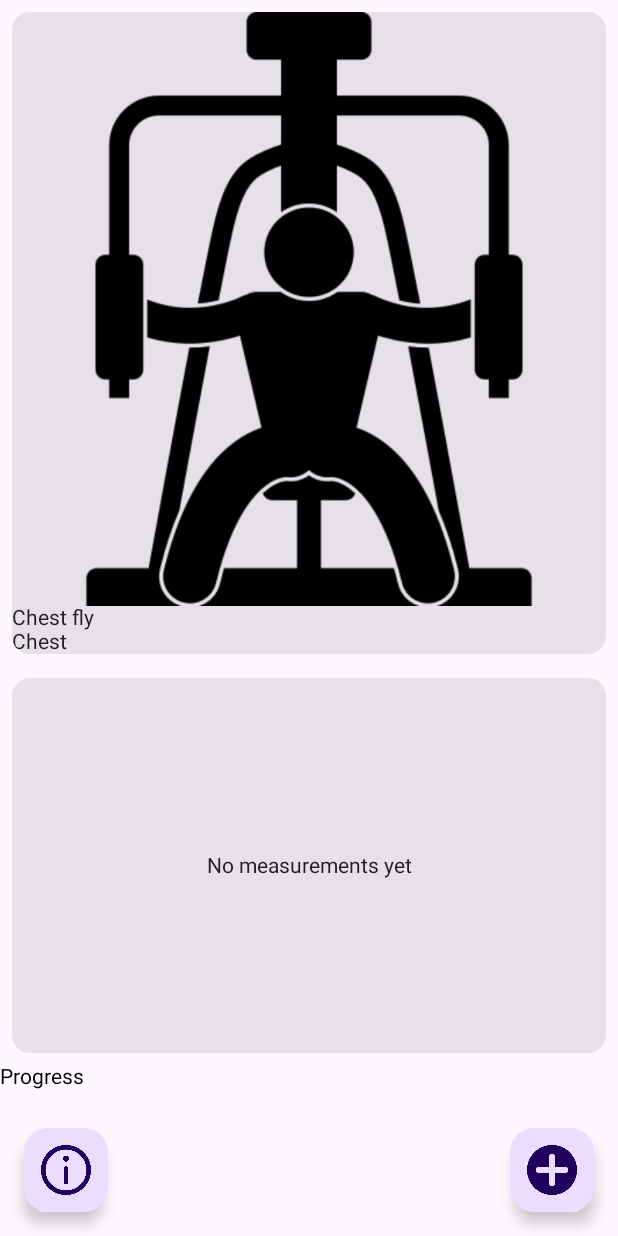
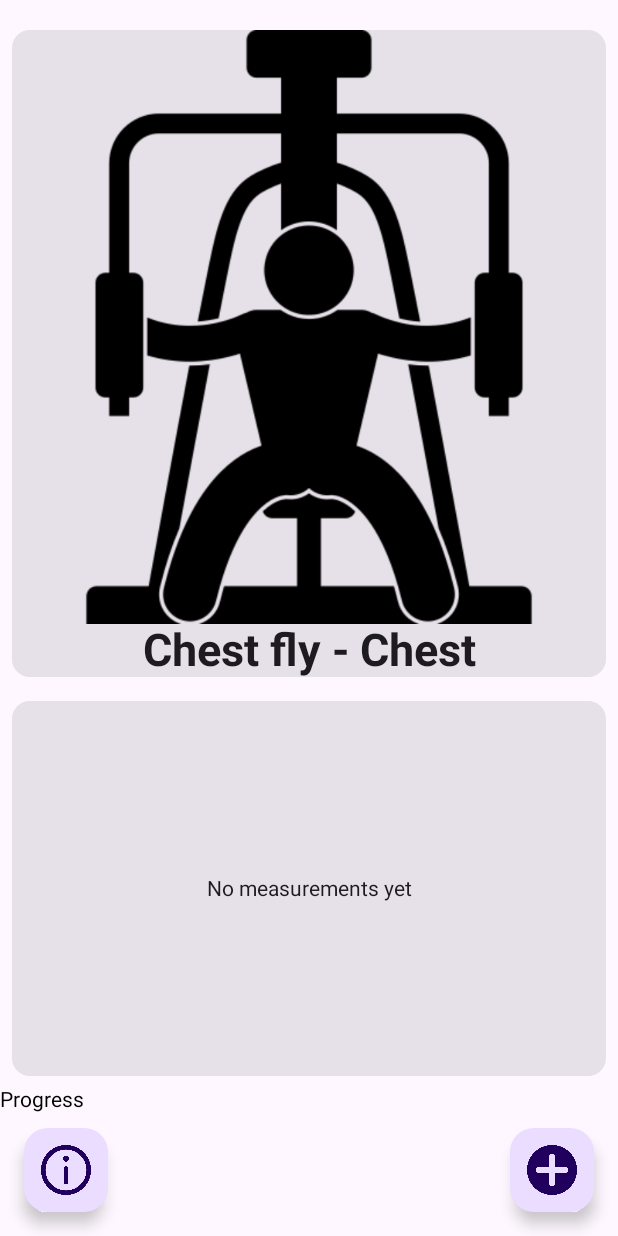
Before and after one commit to Tomki2258/Gym-Tracker, an Android app built with Jetpack Compose: the ExerciseView screen opened directly, with no data from a screen before it, on a phone screen of 412 x 824 dp. Run offline under Robolectric (Android 15) with nearby library versions, the phone set to English and light mode, and no system bars.

Commit message:
simple exercise view commit

```diff
--- a/app/src/main/java/com/example/gymtracker/ExerciseView.kt
+++ b/app/src/main/java/com/example/gymtracker/ExerciseView.kt
@@ -40,6 +40,8 @@ import androidx.compose.ui.Alignment
 import androidx.compose.ui.Modifier
 import androidx.compose.ui.platform.LocalContext
 import androidx.compose.ui.res.painterResource
+import androidx.compose.ui.text.font.FontStyle
+import androidx.compose.ui.text.font.FontWeight
 import androidx.compose.ui.tooling.preview.Preview
 import androidx.compose.ui.unit.dp
 import androidx.compose.ui.unit.sp
@@ -78,20 +80,28 @@ fun ExerciseIntent(
     val showDialog = remember { mutableStateOf(false) }
     val showDescDialog = remember { mutableStateOf(false) }
     val measurementsList = remember { mutableStateOf(exercise.measurementsList.toMutableList()) }
-    Box(modifier = Modifier.fillMaxSize()) {
+    Box(modifier = Modifier.fillMaxSize()
+        .padding(0.dp,12.dp,0.dp,0.dp)) {
         Column {
             Card(
                 modifier = Modifier
                     .padding(8.dp)
                     .fillMaxWidth()
             ) {
-                Column {
+                Column (
+                    modifier = Modifier.fillMaxWidth(),
+                    horizontalAlignment = Alignment.CenterHorizontally
+                ){
                     Image(
                         painter = painterResource(id = exerciseClass.getPhotoResourceId(LocalContext.current)),
                         contentDescription = "Exercise Image"
                     )
-                    Text(text = exerciseClass.name)
-                    Text(text = exerciseClass.category)
+                    Text(text = "${exerciseClass.name} - ${exerciseClass.category}"
+                        , fontWeight = FontWeight.Bold,
+                        fontSize = 30.sp
+                    )
+                    //Text(text = exerciseClass.name)
+                    //Text(text = exerciseClass.category)
                 }
             }
             Card(
```
